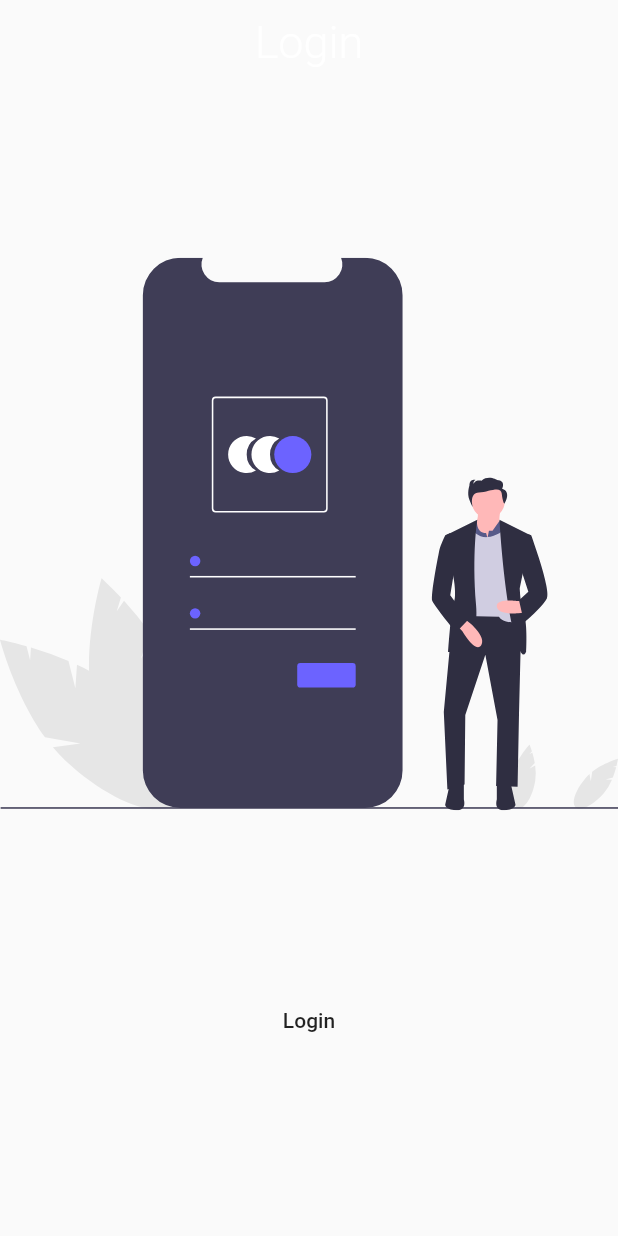
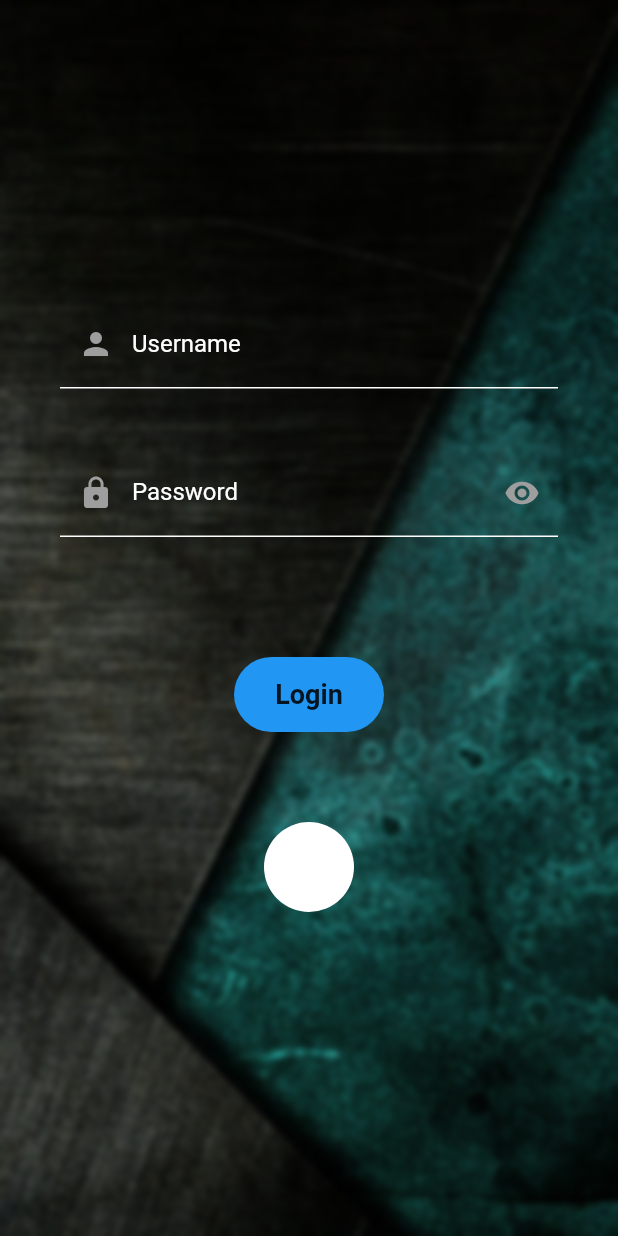
Before and after one commit to Android-Builds/flutter_login, a Flutter app: the screen it shows after launch, on a phone screen of 412 x 824 dp. Run offline on Flutter 3.47's test engine with Material 2 defaults, Android fonts, the phone set to English and light mode, and no system bars; our stand-ins replace shared_preferences.

Commit message:
Change components

```diff
--- a/lib/pages/login.dart
+++ b/lib/pages/login.dart
@@ -1,5 +1,6 @@
+import 'dart:ui';
+
 import 'package:flutter/material.dart';
-import 'package:flutter_svg/flutter_svg.dart';
 import 'package:login/constatnts.dart';
 import 'package:login/pages/nextpage.dart';
 import 'package:login/widgets/login_widget.dart';
@@ -16,6 +17,10 @@ class _LoginPageState extends State<LoginPage> with TickerProviderStateMixin {
   bool rememberMe;
   final user = new TextEditingController();
   final pass = new TextEditingController();
+
+  double _sigmaX = 2.0; // from 0-10
+  double _sigmaY = 2.0; // from 0-10
+  double _opacity = 0.0; // from 0-1.0
 
   login() {
     print('called');
@@ -48,49 +53,56 @@ class _LoginPageState extends State<LoginPage> with TickerProviderStateMixin {
     return SafeArea(
       child: Scaffold(
         key: _scaffoldKey,
-        appBar: AppBar(
-          title: Text(
-            'Login',
-            style: TextStyle(
-              fontSize: 30.0,
-              fontWeight: FontWeight.w300
-            ),
-          ),
-          elevation: 0.0,
-          centerTitle: true,
-          backgroundColor: Colors.transparent,
-        ),
-        body: Column(
+        body: Stack(
           children: <Widget>[
-            Center(
-              child: GestureDetector(
-                onTap: () {
-                  setState(() {
-                    height = 600.0;
-                  });
-                },
-                child: AnimatedSize(
-                  curve: Curves.linear,
-                  child: SvgPicture.asset(
-                    'assets/account.svg',
-                    height: height,
-                  ),
-                  duration: new Duration(milliseconds: 200),
-                  vsync: this,
+            Container(
+              decoration: BoxDecoration(
+                image: DecorationImage(
+                  image: AssetImage('assets/img.jpg'),
+                  fit: BoxFit.cover,
+                ),
+              ),
+              child: BackdropFilter(
+                filter: ImageFilter.blur(sigmaX: _sigmaX, sigmaY: _sigmaY),
+                child: Container(
+                  color: Colors.black.withOpacity(_opacity),
                 ),
               ),
             ),
-            Opacity(
-              opacity: height == 600 ? 1 : 0,
-              child: FlatButton(
-                onPressed: () {
-                  setState(() {
-                    height = 100.0;
-                  });
-                },
-                child: Text('Login'),
+            Padding(
+              padding: const EdgeInsets.only(top: 200.0),
+              child: Column(
+                children: <Widget>[
+                  LoginWidget(user: null, pass: null),
+                  SizedBox(height: 80.0),
+                  FlatButton(
+                    onPressed: () {},
+                    child: Container(
+                      height: 50.0,
+                      width: 100.0,
+                      decoration: BoxDecoration(
+                        color: Colors.blue,
+                        borderRadius: BorderRadius.circular(50.0)
+                      ),
+                      child: Center(
+                        child: Text(
+                          'Login',
+                          style: TextStyle(
+                            fontSize: 18.0,
+                            fontWeight: FontWeight.bold
+                          ),
+                        ),
+                      ),
+                    ),
+                  ),
+                  SizedBox(height: 60.0),
+                  CircleAvatar(
+                    backgroundColor: Colors.white,
+                    radius: 30.0,
+                  )
+                ],
               ),
-            )
+            ),
           ],
         ),
       ),
--- a/lib/widgets/login_widget.dart
+++ b/lib/widgets/login_widget.dart
@@ -1,6 +1,5 @@
 import 'package:flutter/material.dart';
 import 'package:login/constatnts.dart';
-import 'package:login/widgets/theme.dart';
 
 bool passwordVisible = true;
 
@@ -34,11 +33,22 @@ class _LoginWidgetState extends State<LoginWidget> {
                   obscureText: passwordVisible,
                   decoration: InputDecoration(
                     labelText: 'Username',
+                    labelStyle: TextStyle (
+                      color: Colors.white
+                    ),
                     hintText: 'Enter your Username',
-                    fillColor: getTheme(context) == 'dark' ?
-                      Colors.grey[900] : Colors.grey[300],
-                    filled: true,
-                    border: InputBorder.none,
+                    hintStyle: TextStyle (
+                      color: Colors.grey
+                    ),
+                    prefixIcon: Icon(
+                      Icons.person,
+                      color: Colors.grey,
+                    ),
+                    enabledBorder: UnderlineInputBorder(
+                      borderSide: BorderSide(
+                        color: Colors.white
+                      ),
+                    ),
                   ),
                 ),
               ),
@@ -55,17 +65,28 @@ class _LoginWidgetState extends State<LoginWidget> {
                   obscureText: passwordVisible,
                   decoration: InputDecoration(
                     labelText: 'Password',
-                    hintText: 'Enter your password',
-                    fillColor: getTheme(context) == 'dark' ?
-                      Colors.grey[900] : Colors.grey[300],
-                    filled: true,
-                    border: InputBorder.none,
+                    labelStyle: TextStyle (
+                      color: Colors.white
+                    ),
+                    hintText: 'Enter your Password',
+                    hintStyle: TextStyle (
+                      color: Colors.grey
+                    ),
+                    enabledBorder: UnderlineInputBorder(
+                      borderSide: BorderSide(
+                        color: Colors.white
+                      ),
+                    ),
+                    prefixIcon: Icon(
+                      Icons.lock,
+                      color: Colors.grey,
+                    ),
                     suffixIcon: IconButton(
                       icon: Icon(
                         passwordVisible
                         ? Icons.visibility
                         : Icons.visibility_off,
-                        color: Colors.grey[600],
+                        color: Colors.grey,
                       ),
                       onPressed: () {
                         setState(() {
```
Also changed, not shown: assets/img.jpg (added).
